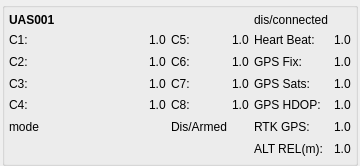
Above: src/ui/uasview3.ui from tsgao/CyPlanner before the change. Below: the same form after it.
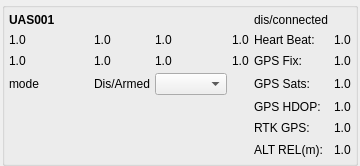
That is the form after the change.

```diff
--- a/src/ui/uasview3.ui
+++ b/src/ui/uasview3.ui
@@ -92,66 +92,17 @@
       <property name="verticalSpacing">
        <number>2</number>
       </property>
-      <item row="1" column="1">
-       <widget class="QLabel" name="C1">
+      <item row="0" column="4">
+       <widget class="QLabel" name="statusLabel">
         <property name="text">
-         <string>1.0</string>
+         <string>dis/connected</string>
         </property>
        </widget>
       </item>
-      <item row="5" column="5">
-       <widget class="QLabel" name="RTKGPSNum">
+      <item row="3" column="4">
+       <widget class="QLabel" name="GPSSatsName">
         <property name="text">
-         <string>1.0</string>
-        </property>
-       </widget>
-      </item>
-      <item row="4" column="2">
-       <widget class="QLabel" name="C8Name">
-        <property name="text">
-         <string>C8:</string>
-        </property>
-       </widget>
-      </item>
-      <item row="1" column="3">
-       <widget class="QLabel" name="C5">
-        <property name="text">
-         <string>1.0</string>
-        </property>
-       </widget>
-      </item>
-      <item row="1" column="5">
-       <widget class="QLabel" name="HeartbeatNum">
-        <property name="text">
-         <string>1.0</string>
-        </property>
-       </widget>
-      </item>
-      <item row="2" column="4">
-       <widget class="QLabel" name="GPSFixName">
-        <property name="text">
-         <string>GPS Fix:</string>
-        </property>
-       </widget>
-      </item>
-      <item row="1" column="4">
-       <widget class="QLabel" name="HeartbeatName">
-        <property name="text">
-         <string>Heart Beat:</string>
-        </property>
-       </widget>
-      </item>
-      <item row="2" column="0">
-       <widget class="QLabel" name="C2Name">
-        <property name="text">
-         <string>C2:</string>
-        </property>
-       </widget>
-      </item>
-      <item row="2" column="3">
-       <widget class="QLabel" name="C6">
-        <property name="text">
-         <string>1.0</string>
+         <string>GPS Sats:</string>
         </property>
        </widget>
       </item>
@@ -162,27 +113,6 @@
         </property>
        </widget>
       </item>
-      <item row="4" column="5">
-       <widget class="QLabel" name="GPSHDOPNum">
-        <property name="text">
-         <string>1.0</string>
-        </property>
-       </widget>
-      </item>
-      <item row="4" column="0">
-       <widget class="QLabel" name="C4Name">
-        <property name="text">
-         <string>C4:</string>
-        </property>
-       </widget>
-      </item>
-      <item row="3" column="1">
-       <widget class="QLabel" name="C3">
-        <property name="text">
-         <string>1.0</string>
-        </property>
-       </widget>
-      </item>
       <item row="2" column="5">
        <widget class="QLabel" name="GPSFixNum">
         <property name="text">
@@ -190,27 +120,6 @@
         </property>
        </widget>
       </item>
-      <item row="3" column="5">
-       <widget class="QLabel" name="GPSSatsNum">
-        <property name="text">
-         <string>1.0</string>
-        </property>
-       </widget>
-      </item>
-      <item row="0" column="4">
-       <widget class="QLabel" name="statusLabel">
-        <property name="text">
-         <string>dis/connected</string>
-        </property>
-       </widget>
-      </item>
-      <item row="4" column="1">
-       <widget class="QLabel" name="C4">
-        <property name="text">
-         <string>1.0</string>
-        </property>
-       </widget>
-      </item>
       <item row="6" column="5">
        <widget class="QLabel" name="AHRELNum">
         <property name="text">
@@ -218,13 +127,6 @@
         </property>
        </widget>
       </item>
-      <item row="1" column="0">
-       <widget class="QLabel" name="C1Name">
-        <property name="text">
-         <string>C1:</string>
-        </property>
-       </widget>
-      </item>
       <item row="0" column="0">
        <widget class="QLabel" name="nameLabel">
         <property name="maximumSize">
@@ -251,6 +153,27 @@
         </property>
        </widget>
       </item>
+      <item row="1" column="5">
+       <widget class="QLabel" name="HeartbeatNum">
+        <property name="text">
+         <string>1.0</string>
+        </property>
+       </widget>
+      </item>
+      <item row="2" column="4">
+       <widget class="QLabel" name="GPSFixName">
+        <property name="text">
+         <string>GPS Fix:</string>
+        </property>
+       </widget>
+      </item>
+      <item row="3" column="5">
+       <widget class="QLabel" name="GPSSatsNum">
+        <property name="text">
+         <string>1.0</string>
+        </property>
+       </widget>
+      </item>
       <item row="5" column="4">
        <widget class="QLabel" name="RTKGPSName">
         <property name="text">
@@ -258,6 +181,13 @@
         </property>
        </widget>
       </item>
+      <item row="1" column="4">
+       <widget class="QLabel" name="HeartbeatName">
+        <property name="text">
+         <string>Heart Beat:</string>
+        </property>
+       </widget>
+      </item>
       <item row="4" column="4">
        <widget class="QLabel" name="GPSHDOPName">
         <property name="text">
@@ -265,76 +195,93 @@
         </property>
        </widget>
       </item>
-      <item row="2" column="1">
+      <item row="4" column="5">
+       <widget class="QLabel" name="GPSHDOPNum">
+        <property name="text">
+         <string>1.0</string>
+        </property>
+       </widget>
+      </item>
+      <item row="5" column="5">
+       <widget class="QLabel" name="RTKGPSNum">
+        <property name="text">
+         <string>1.0</string>
+        </property>
+       </widget>
+      </item>
+      <item row="1" column="0">
+       <widget class="QLabel" name="C1">
+        <property name="text">
+         <string>1.0</string>
+        </property>
+       </widget>
+      </item>
+      <item row="1" column="1">
        <widget class="QLabel" name="C2">
         <property name="text">
          <string>1.0</string>
         </property>
        </widget>
       </item>
-      <item row="4" column="3">
-       <widget class="QLabel" name="C8">
-        <property name="text">
-         <string>1.0</string>
-        </property>
-       </widget>
-      </item>
-      <item row="3" column="0">
-       <widget class="QLabel" name="C3Name">
-        <property name="text">
-         <string>C3:</string>
-        </property>
-       </widget>
-      </item>
-      <item row="3" column="4">
-       <widget class="QLabel" name="GPSSatsName">
-        <property name="text">
-         <string>GPS Sats:</string>
-        </property>
-       </widget>
-      </item>
       <item row="1" column="2">
-       <widget class="QLabel" name="C5Name">
+       <widget class="QLabel" name="C3">
         <property name="text">
-         <string>C5:</string>
+         <string>1.0</string>
+        </property>
+       </widget>
+      </item>
+      <item row="2" column="0">
+       <widget class="QLabel" name="C5">
+        <property name="text">
+         <string>1.0</string>
+        </property>
+       </widget>
+      </item>
+      <item row="1" column="3">
+       <widget class="QLabel" name="C4">
+        <property name="text">
+         <string>1.0</string>
+        </property>
+       </widget>
+      </item>
+      <item row="2" column="1">
+       <widget class="QLabel" name="C6">
+        <property name="text">
+         <string>1.0</string>
         </property>
        </widget>
       </item>
       <item row="2" column="2">
-       <widget class="QLabel" name="C6Name">
-        <property name="text">
-         <string>C6:</string>
-        </property>
-       </widget>
-      </item>
-      <item row="3" column="3">
        <widget class="QLabel" name="C7">
         <property name="text">
          <string>1.0</string>
         </property>
        </widget>
       </item>
-      <item row="3" column="2">
-       <widget class="QLabel" name="C7Name">
+      <item row="2" column="3">
+       <widget class="QLabel" name="C8">
         <property name="text">
-         <string>C7:</string>
+         <string>1.0</string>
         </property>
        </widget>
       </item>
-      <item row="5" column="2">
-       <widget class="QLabel" name="armedLabel">
-        <property name="text">
-         <string>Dis/Armed</string>
-        </property>
-       </widget>
-      </item>
-      <item row="5" column="0">
+      <item row="3" column="0">
        <widget class="QLabel" name="modeLabel">
         <property name="text">
          <string>mode</string>
         </property>
        </widget>
       </item>
+      <item row="3" column="1">
+       <widget class="QLabel" name="armedLabel">
+        <property name="text">
+         <string>Dis/Armed</string>
+        </property>
+       </widget>
+      </item>
+      <item row="3" column="2">
+       <widget class="QComboBox" name="modeComboBox"/>
+      </item>
      </layout>
     </widget>
    </item>
```
